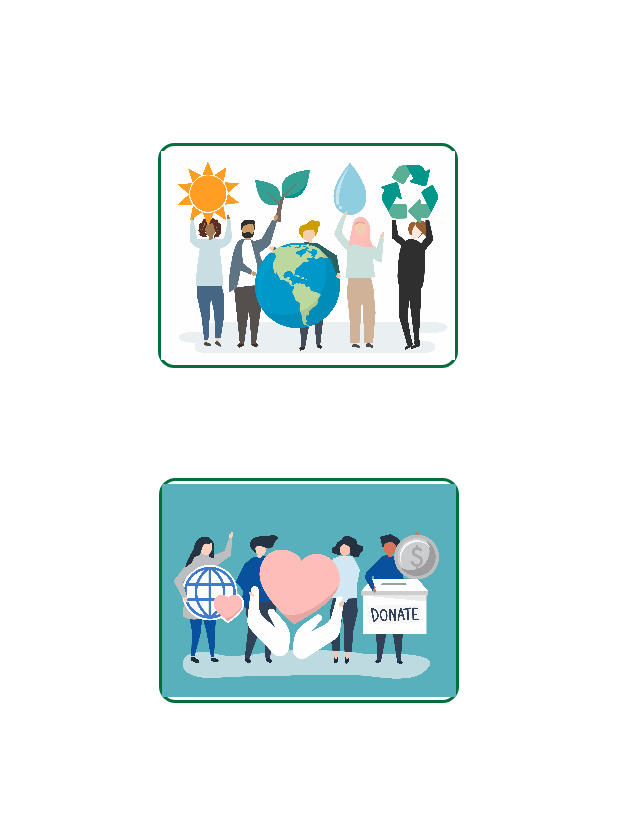
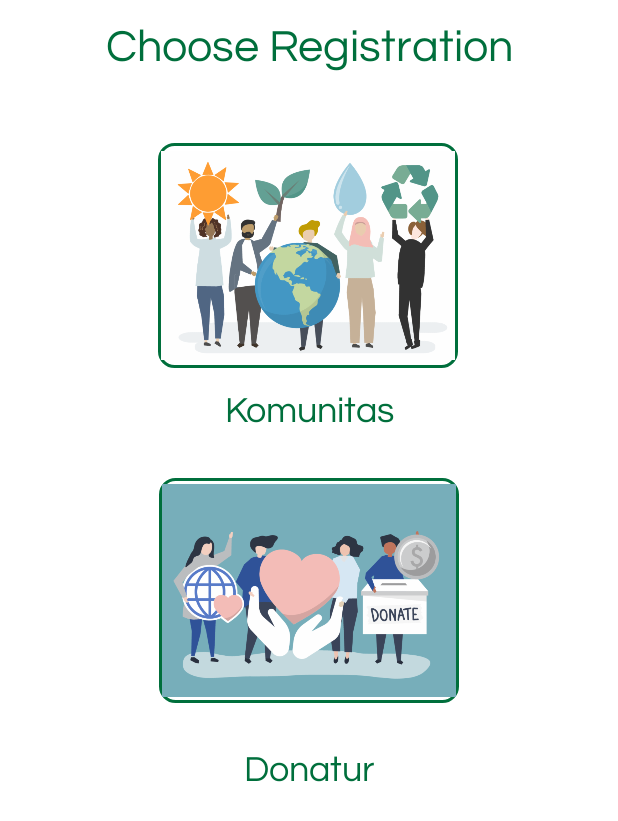
Before and after one commit to rifdahneta/Foodless, an Android app: the ChooseRegister screen opened directly, with no data from a screen before it, on a phone screen of 412 x 824 dp. Shown: the top 821 px of the screen. Run offline under Robolectric (Android 15) with nearby library versions, the phone set to English and light mode, and no system bars.

Commit message:
update gambar regis

```diff
--- a/app/src/main/java/pnj/ac/id/foodless/Activity/ChooseRegister.java
+++ b/app/src/main/java/pnj/ac/id/foodless/Activity/ChooseRegister.java
@@ -18,13 +18,13 @@
 
     public void regis_komunitas(View view)
     {
-        Intent intent = new Intent(ChooseRegister.this, Register.class);
+        Intent intent = new Intent(ChooseRegister.this, RegistrasiKomunitas.class);
         startActivity(intent);
     }
 
     public void regis_donatur (View view)
     {
-        Intent intent = new Intent(ChooseRegister.this, RegistrasiKomunitas.class);
+        Intent intent = new Intent(ChooseRegister.this, Register.class);
         startActivity(intent);
     }
 
--- a/app/src/main/java/pnj/ac/id/foodless/Activity/MainActivity.java
+++ b/app/src/main/java/pnj/ac/id/foodless/Activity/MainActivity.java
@@ -73,6 +73,7 @@
 
         mainNav.setSelectedItemId(R.id.btnHome);
 //        RecyclerCardCommunities();
+      //  onBackPressed();
     }
 
     private void setFragment (Fragment fragment){
--- a/app/src/main/res/layout/activity_choose_register.xml
+++ b/app/src/main/res/layout/activity_choose_register.xml
@@ -18,6 +18,7 @@
         android:layout_marginBottom="24dp"
         android:text="Choose Registration"
         android:textSize="30sp"
+        android:textColor="@color/bgcolor"
         app:layout_constraintBottom_toTopOf="@+id/imageView2"
         app:layout_constraintEnd_toEndOf="parent"
         app:layout_constraintStart_toStartOf="parent"
@@ -49,6 +50,7 @@
         android:layout_marginEnd="8dp"
         android:text="Komunitas"
         android:textSize="24sp"
+        android:textColor="@color/bgcolor"
         app:layout_constraintEnd_toEndOf="parent"
         app:layout_constraintStart_toStartOf="parent"
         app:layout_constraintTop_toBottomOf="@+id/imageView2" />
@@ -77,5 +79,6 @@
         android:textSize="24sp"
         app:layout_constraintEnd_toEndOf="parent"
         app:layout_constraintStart_toStartOf="parent"
-        app:layout_constraintTop_toBottomOf="@+id/imageView3" />
+        app:layout_constraintTop_toBottomOf="@+id/imageView3"
+        android:textColor="@color/bgcolor"/>
 </android.support.constraint.ConstraintLayout>
```
Also changed, not shown: app/src/main/res/drawable-hdpi/image3.png, app/src/main/res/drawable-hdpi/image4.png, app/src/main/res/drawable-mdpi/image3.png, app/src/main/res/drawable-mdpi/image4.png, app/src/main/res/drawable-xhdpi/image3.png, app/src/main/res/drawable-xhdpi/image4.png, 4 other files.
